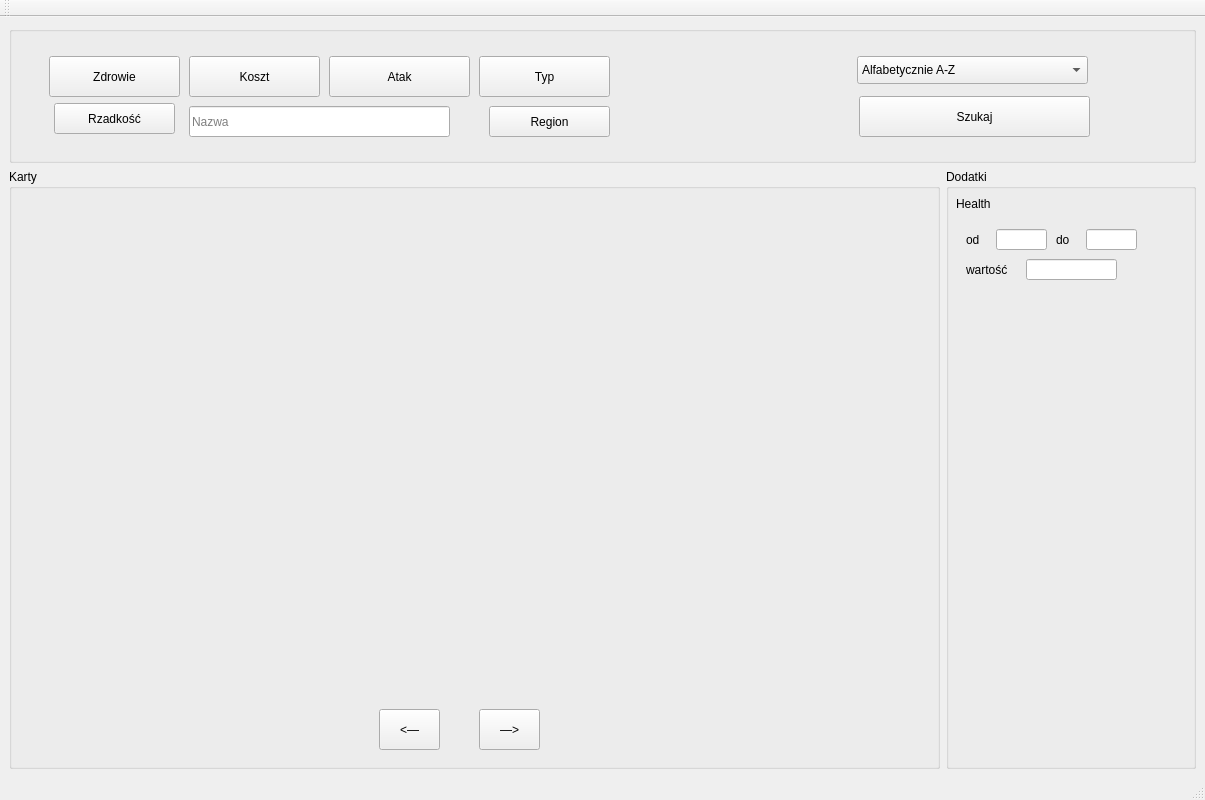
Before: the Qt Designer form mainwindow.ui in marcinwozniak0/BakcylProgramowania_2020, drawn with Qt 5.
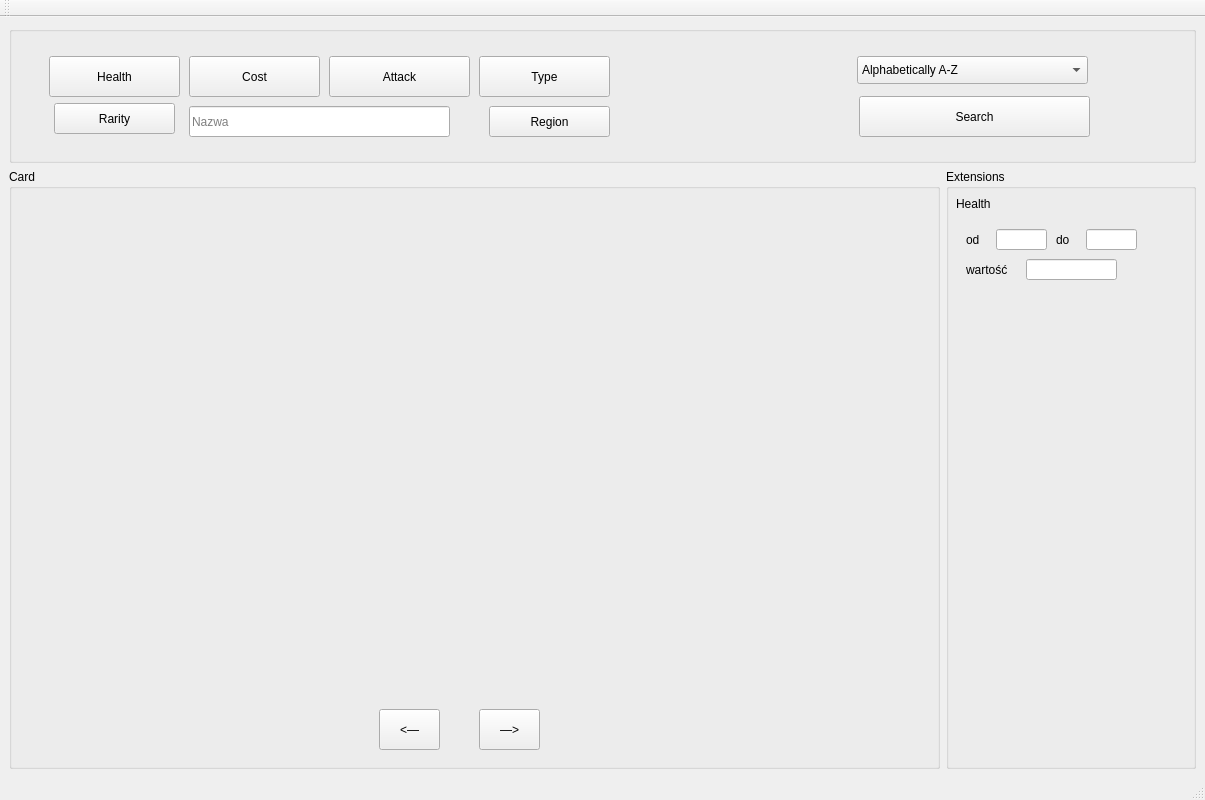
After: the same form once the commit is applied.

```diff
--- a/mainwindow.ui
+++ b/mainwindow.ui
@@ -51,7 +51,7 @@
         </rect>
        </property>
        <property name="text">
-        <string>Zdrowie</string>
+        <string>Health</string>
        </property>
        <property name="checkable">
         <bool>false</bool>
@@ -70,7 +70,7 @@
         </rect>
        </property>
        <property name="text">
-        <string>Koszt</string>
+        <string>Cost</string>
        </property>
        <property name="checkable">
         <bool>false</bool>
@@ -92,7 +92,7 @@
         </rect>
        </property>
        <property name="text">
-        <string>Atak</string>
+        <string>Attack</string>
        </property>
       </widget>
       <widget class="QPushButton" name="Typ_B">
@@ -105,7 +105,7 @@
         </rect>
        </property>
        <property name="text">
-        <string>Typ</string>
+        <string>Type</string>
        </property>
       </widget>
       <widget class="QLineEdit" name="Name_T">
@@ -134,7 +134,7 @@
         </rect>
        </property>
        <property name="text">
-        <string>Rzadkość</string>
+        <string>Rarity</string>
        </property>
       </widget>
       <widget class="QPushButton" name="Region_B">
@@ -160,7 +160,7 @@
         </rect>
        </property>
        <property name="text">
-        <string>Szukaj</string>
+        <string>Search</string>
        </property>
       </widget>
       <widget class="QComboBox" name="Sortowanie_DB">
@@ -174,7 +174,7 @@
        </property>
        <item>
         <property name="text">
-         <string>Alfabetycznie A-Z</string>
+         <string>Alphabetically A-Z</string>
         </property>
        </item>
        <item>
@@ -194,7 +194,7 @@
        </size>
       </property>
       <property name="title">
-       <string>Dodatki</string>
+       <string>Extensions</string>
       </property>
       <widget class="QStackedWidget" name="stackedWidget">
        <property name="geometry">
@@ -778,7 +778,7 @@
        </size>
       </property>
       <property name="title">
-       <string>Karty</string>
+       <string>Card</string>
       </property>
       <widget class="QPushButton" name="pushButton">
        <property name="geometry">
```
Left out of the diff: 4 changed lines with no effect on the pictures.
